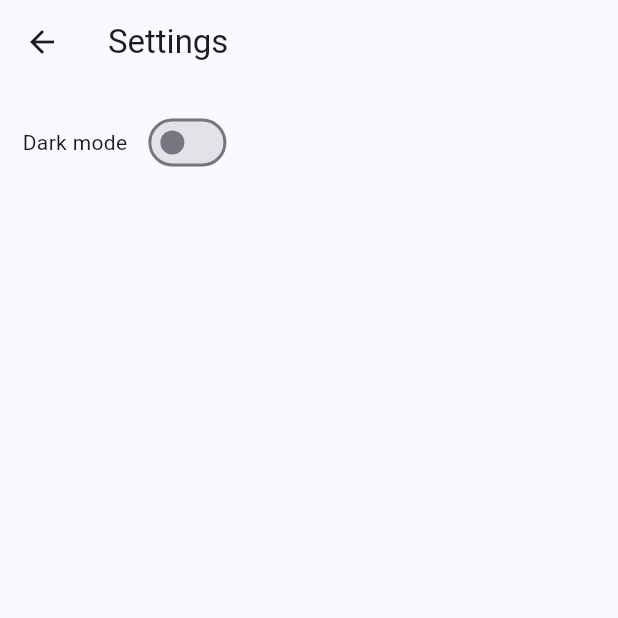
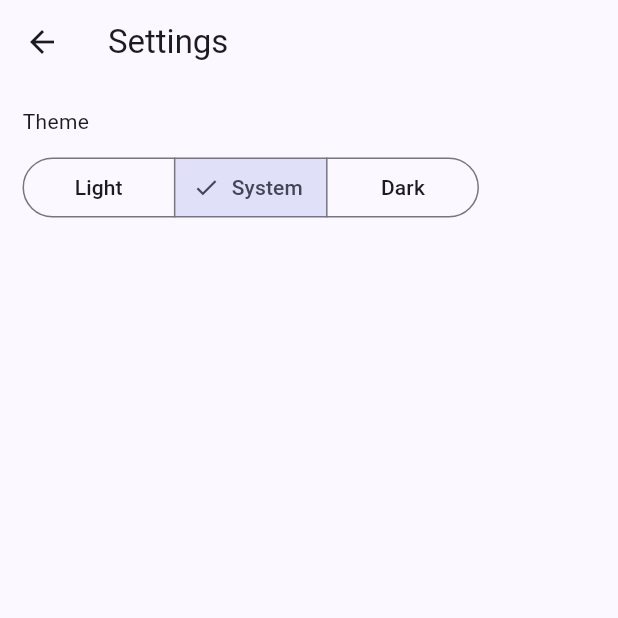
Before and after one commit to etherealHero/flutter_todo_list, a Flutter app: the SettingsPage screen opened directly, on a phone screen of 412 x 824 dp, the top half of it. Run offline on Flutter 3.47's test engine with Material 3 defaults, Android fonts, the phone set to English and light mode, and no system bars; our stand-ins replace flutter_slidable, isar, shared_preferences; accounts and stored records are empty; generated files the repository leaves out were written again.

Commit message:
theme choice

```diff
--- a/lib/src/app/app.dart
+++ b/lib/src/app/app.dart
@@ -39,11 +39,13 @@ class App extends StatelessWidget {
 
   ThemeMode _buildCurrentTheme() {
     switch (themeController.currentTheme) {
-      case "dark":
+      case EThemeMode.dark:
         return ThemeMode.dark;
-      case "light":
+      case EThemeMode.light:
+        return ThemeMode.light;
+      case EThemeMode.system:
       default:
-        return ThemeMode.light;
+        return ThemeMode.system;
     }
   }
 }
--- a/lib/src/app/theme_provider.dart
+++ b/lib/src/app/theme_provider.dart
@@ -1,24 +1,31 @@
 import 'package:flutter/material.dart';
 import 'package:shared_preferences/shared_preferences.dart';
+
+enum EThemeMode { light, system, dark }
 
 class ThemeController extends ChangeNotifier {
   static const themePrefKey = 'theme';
 
   ThemeController(this._prefs) {
-    _currentTheme = _prefs.getString(themePrefKey) ?? 'light';
+    _currentTheme = switch (_prefs.getString(themePrefKey)) {
+      'system' => EThemeMode.system,
+      'light' => EThemeMode.light,
+      'dark' => EThemeMode.dark,
+      _ => EThemeMode.system,
+    };
   }
 
   final SharedPreferences _prefs;
-  late String _currentTheme;
+  late EThemeMode _currentTheme;
 
-  String get currentTheme => _currentTheme;
+  EThemeMode get currentTheme => _currentTheme;
 
-  void setTheme(String theme) {
+  void setTheme(EThemeMode theme) {
     _currentTheme = theme;
 
     notifyListeners();
 
-    _prefs.setString(themePrefKey, theme);
+    _prefs.setString(themePrefKey, theme.name);
   }
 
   static ThemeController of(BuildContext context) {
--- a/lib/src/pages/settings_page.dart
+++ b/lib/src/pages/settings_page.dart
@@ -1,7 +1,7 @@
 import 'package:flutter/material.dart';
 
-import '/src/app/theme_provider.dart';
 import '/src/app/repository.dart';
+import '/src/widgets/theme_mode_choice.dart';
 
 class SettingsPage extends StatefulWidget {
   const SettingsPage({super.key});
@@ -20,27 +20,14 @@ class _SettingsPageState extends State<SettingsPage> {
         leading: const BackButton(),
         title: const Text('Settings'),
       ),
-      body: Padding(
-        padding: const EdgeInsets.all(15.0),
+      body: const Padding(
+        padding: EdgeInsets.all(15.0),
         child: Column(
+          crossAxisAlignment: CrossAxisAlignment.start,
           children: <Widget>[
-            Row(
-              children: [
-                const Text('Dark mode'),
-                const SizedBox(width: 10),
-                Switch(
-                  onChanged: (bool value) {
-                    if (ThemeController.of(context).currentTheme == "dark") {
-                      ThemeController.of(context).setTheme("light");
-                    } else {
-                      ThemeController.of(context).setTheme("dark");
-                    }
-                    setState(() {});
-                  },
-                  value: ThemeController.of(context).currentTheme == "dark",
-                ),
-              ],
-            ),
+            Text('Theme'),
+            SizedBox(height: 10),
+            ThemeModeChoice(),
           ],
         ),
       ),
--- /dev/null
+++ b/lib/src/widgets/theme_mode_choice.dart
@@ -0,0 +1,39 @@
+import 'package:flutter/material.dart';
+
+import '/src/app/layout.dart';
+import '/src/app/theme_provider.dart';
+
+class ThemeModeChoice extends StatefulWidget {
+  const ThemeModeChoice({super.key});
+
+  @override
+  State<ThemeModeChoice> createState() => _ThemeModeChoiceState();
+}
+
+class _ThemeModeChoiceState extends State<ThemeModeChoice> {
+  @override
+  Widget build(BuildContext context) {
+    return SegmentedButton<EThemeMode>(
+      segments: <ButtonSegment<EThemeMode>>[
+        ButtonSegment<EThemeMode>(
+          value: EThemeMode.light,
+          label: Text(EThemeMode.light.name.toCapitalized()),
+        ),
+        ButtonSegment<EThemeMode>(
+          value: EThemeMode.system,
+          label: Text(EThemeMode.system.name.toCapitalized()),
+        ),
+        ButtonSegment<EThemeMode>(
+          value: EThemeMode.dark,
+          label: Text(EThemeMode.dark.name.toCapitalized()),
+        ),
+      ],
+      selected: <EThemeMode>{ThemeController.of(context).currentTheme},
+      onSelectionChanged: (Set<EThemeMode> newSelection) {
+        setState(() {
+          ThemeController.of(context).setTheme(newSelection.first);
+        });
+      },
+    );
+  }
+}
```
